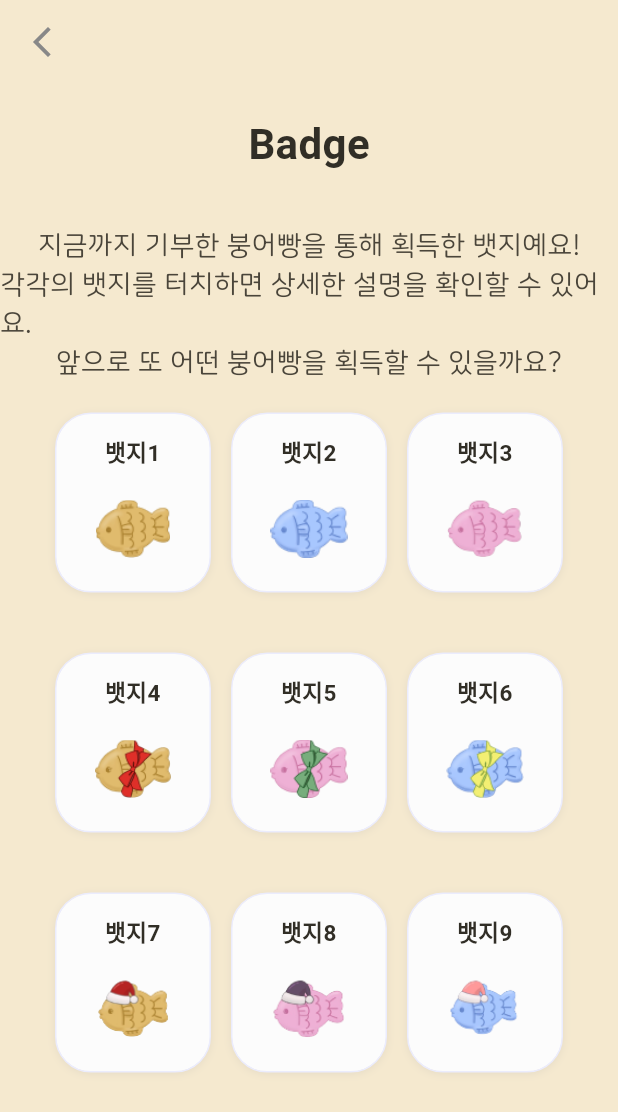
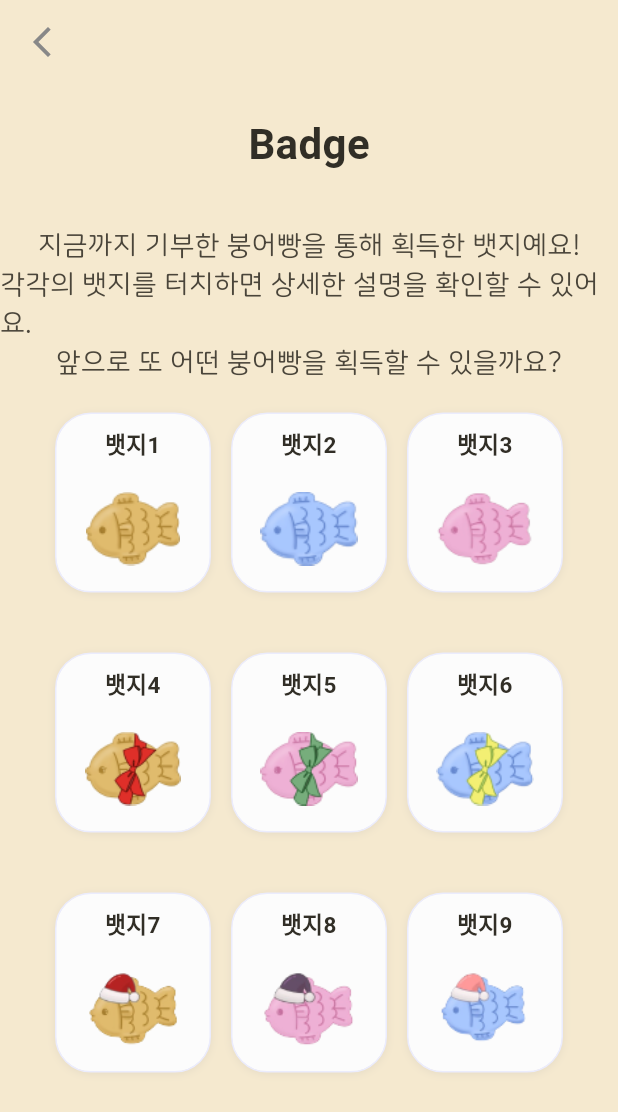
Before and after one commit to donggukthon/donggukthon_2023_3_F, a Flutter app: the BadgeScreen screen opened by its route, on a phone screen of 412 x 824 dp. Shown: the top 1112 px of the screen. Run offline on Flutter 3.47's test engine with Material 3 defaults, Android fonts, the phone set to English and light mode, and no system bars; our stand-ins replace get; Roboto replaces fonts that are missing (titleFont).

Commit message:
<refactor>: 뱃지 크기 수정

```diff
--- a/lib/widgets/badge_widget.dart
+++ b/lib/widgets/badge_widget.dart
@@ -11,7 +11,7 @@ class BadgeWidget extends StatelessWidget {
     return Container(
       width: 104,
       height: 120,
-      padding: const EdgeInsets.all(14),
+      padding: const EdgeInsets.all(2),
       decoration: ShapeDecoration(
         color: const Color(0xFFFCFCFC),
         shape: RoundedRectangleBorder(
@@ -47,8 +47,8 @@ class BadgeWidget extends StatelessWidget {
           ),
           const SizedBox(height: 12),
           SizedBox(
-            width: 80,
-            height: 55,
+            width: 90,
+            height: 65,
             child: IconButton(
               onPressed: null,
               icon: Image.asset('assets/images/$image.png'),
```
